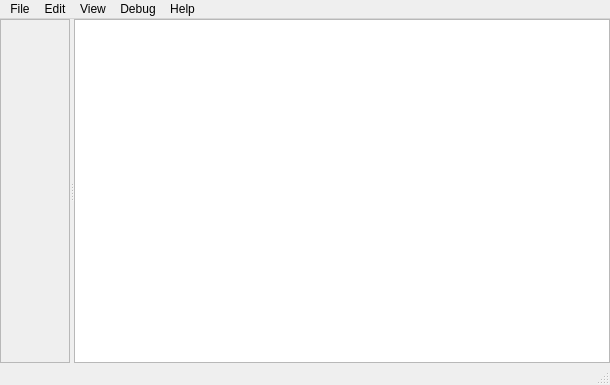
The window that anna_graphica/lscseditor.ui (matrixsmaster/ANNA) describes before a commit, drawn with Qt 5.
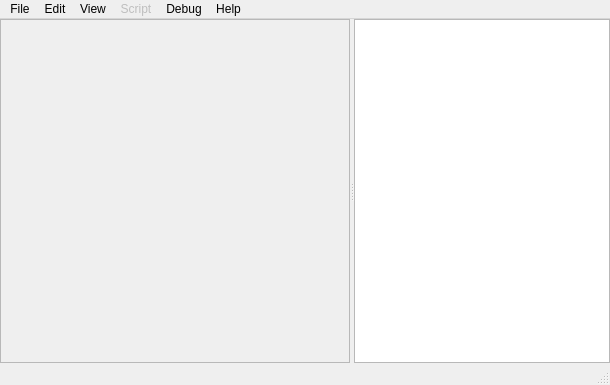
The same window after the commit. Icons and pictures are not drawn.

Commit message: GUI: LSCS script editor is now functional

```diff
--- a/anna_graphica/lscseditor.ui
+++ b/anna_graphica/lscseditor.ui
@@ -74,9 +74,20 @@
       <addaction name="actionSanitize"/>
       <addaction name="actionScript_editor"/>
      </widget>
+     <widget class="QMenu" name="menuScript">
+      <property name="enabled">
+       <bool>false</bool>
+      </property>
+      <property name="title">
+       <string>Script</string>
+      </property>
+      <addaction name="actionLoad_2"/>
+      <addaction name="actionSave_2"/>
+     </widget>
      <addaction name="menuFile"/>
      <addaction name="menuEdit"/>
      <addaction name="menuView"/>
+     <addaction name="menuScript"/>
      <addaction name="menuDebug"/>
      <addaction name="menuHelp"/>
     </widget>
@@ -93,6 +104,12 @@
       <enum>Qt::Horizontal</enum>
      </property>
      <widget class="QScrollArea" name="scroll">
+      <property name="sizePolicy">
+       <sizepolicy hsizetype="Expanding" vsizetype="Expanding">
+        <horstretch>2</horstretch>
+        <verstretch>0</verstretch>
+       </sizepolicy>
+      </property>
       <property name="widgetResizable">
        <bool>true</bool>
       </property>
@@ -101,7 +118,7 @@
         <rect>
          <x>0</x>
          <y>0</y>
-         <width>68</width>
+         <width>348</width>
          <height>335</height>
         </rect>
        </property>
```
Left out of the diff: 13 changed lines with no effect on the pictures. The commit also changes 5 other files.
